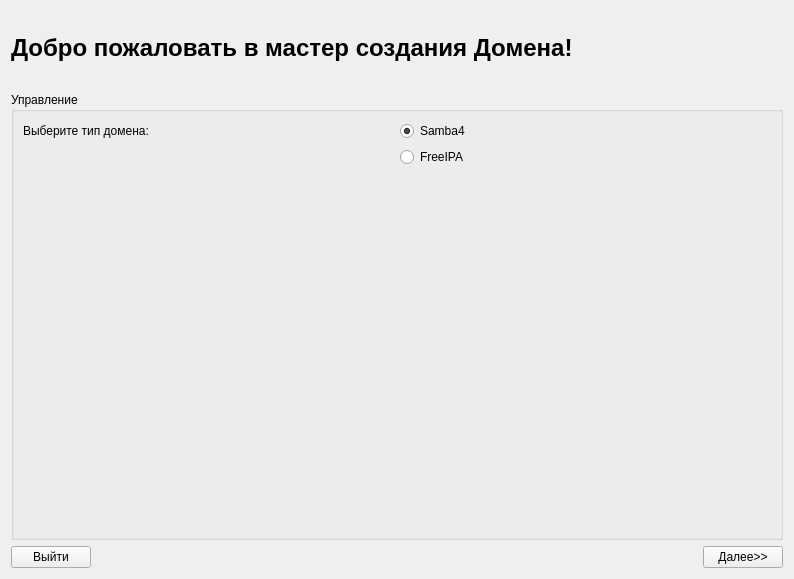
First picture: the form in step_0-0.ui, repository AntProBasealt/domain-manager, before the edit.
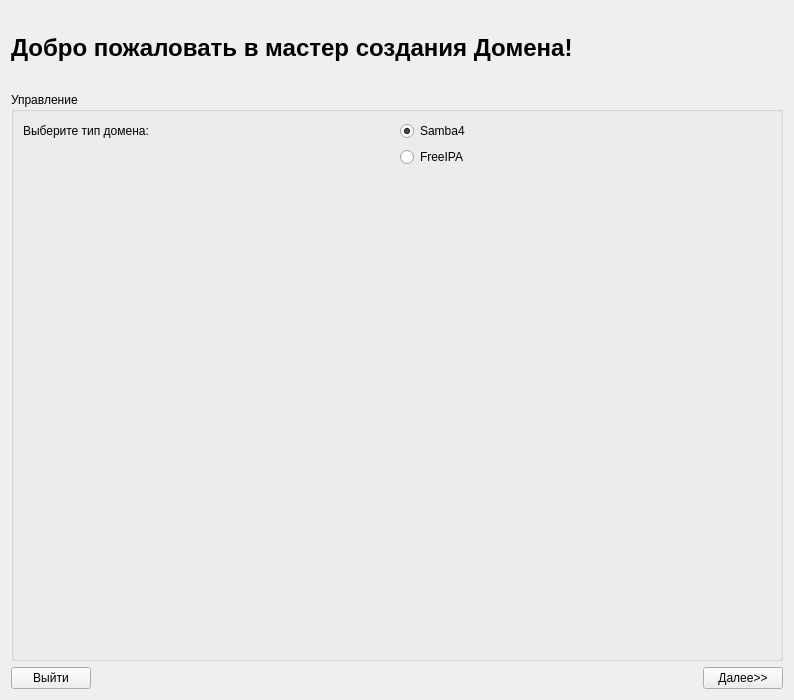
Second picture: the form after the edit. Icons and pictures are not drawn.

Commit message: feat: add final widget

What changed in the file:
```diff
--- a/step_0-0.ui
+++ b/step_0-0.ui
@@ -6,8 +6,8 @@
    <rect>
     <x>0</x>
     <y>0</y>
-    <width>793</width>
-    <height>579</height>
+    <width>790</width>
+    <height>700</height>
    </rect>
   </property>
   <property name="font">
```
Left out of the diff: 1 changed line with no effect on the pictures. The commit also changes 4 other files.
